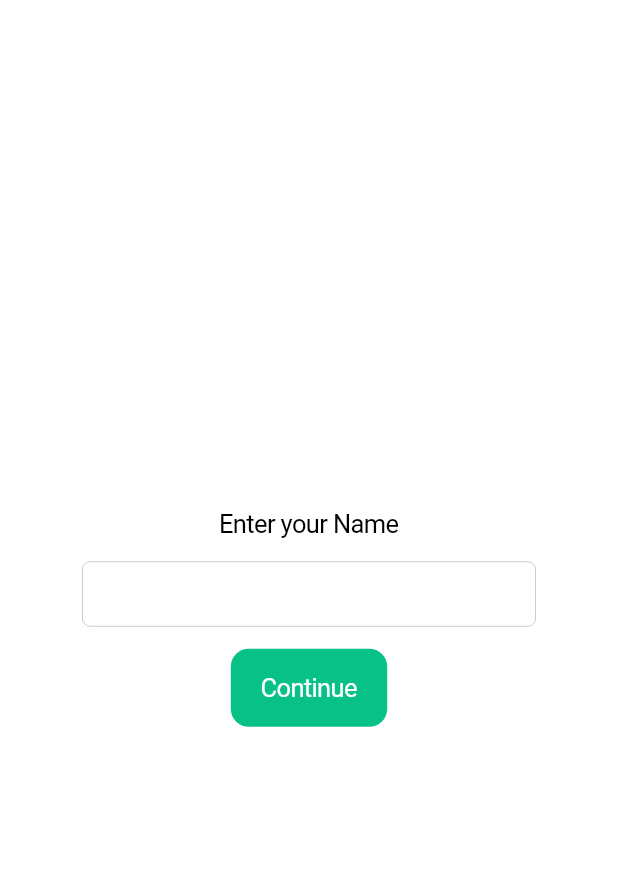
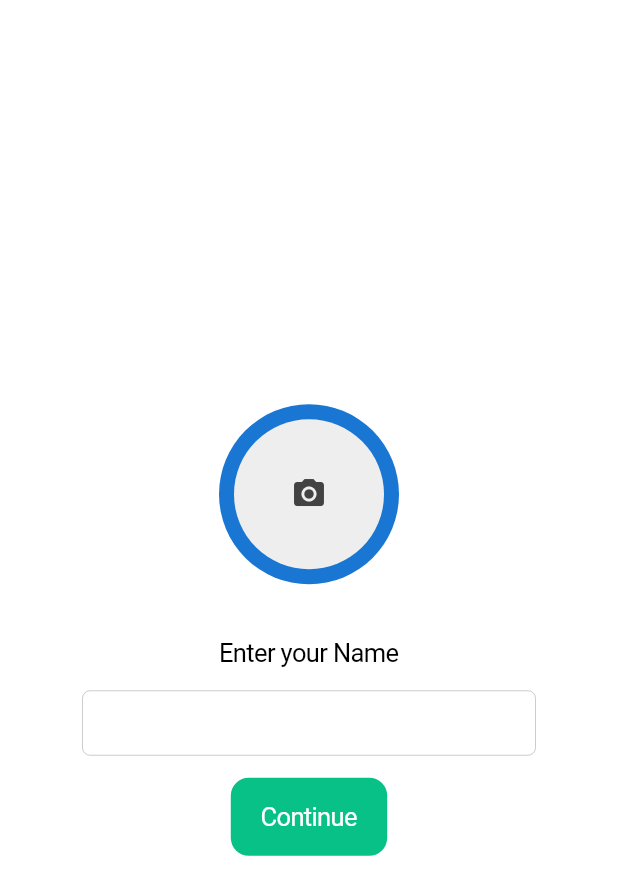
Before and after one commit to balakrishdq/my_chat_app, a Flutter app: the UserName screen opened directly, on a phone screen of 412 x 824 dp. Shown: the top 895 px of the screen. Run offline on Flutter 3.47's test engine with Material 2 defaults, Android fonts, the phone set to English and light mode, and no system bars; our stand-ins replace cloud_firestore, firebase_auth, firebase_core, firebase_storage, flutter_chat_bubble, flutter_mobx and 3 more; missing offline and left inert: cupertino_list_tile; accounts and stored records are empty; generated files the repository leaves out were written again.

Commit message:
till user state management

```diff
--- a/lib/pages/login/user_name.dart
+++ b/lib/pages/login/user_name.dart
@@ -1,33 +1,36 @@
+import 'dart:ui';
+
 import 'package:cloud_firestore/cloud_firestore.dart';
 import 'package:firebase_auth/firebase_auth.dart';
 import 'package:flutter/cupertino.dart';
+import 'package:flutter/material.dart';
+import 'package:flutter_mobx/flutter_mobx.dart';
 import 'package:my_chat_app/pages/home_page.dart';
+import 'package:my_chat_app/states/lib.dart';
 
-class UserName extends StatelessWidget {
+class UserName extends StatefulWidget {
   UserName({
     Key? key,
   }) : super(key: key);
+
+  @override
+  State<UserName> createState() => _UserNameState();
+}
+
+class _UserNameState extends State<UserName> {
   final _text = TextEditingController();
 
   CollectionReference users = FirebaseFirestore.instance.collection('users');
 
-  void createUserInFirestore() {
-    users
-        .where('uid', isEqualTo: FirebaseAuth.instance.currentUser!.uid)
-        .limit(1)
-        .get()
-        .then((QuerySnapshot querySnapshot) {
-      if (querySnapshot.docs.isEmpty) {
-        users.add({
-          'name': _text.text,
-          'phone': FirebaseAuth.instance.currentUser!.phoneNumber,
-          'status': 'Available',
-          'uid': FirebaseAuth.instance.currentUser!.uid
-        });
-      }
-    }).catchError((error) {});
+  @override
+  void initState() {
+    _text.text = (FirebaseAuth.instance.currentUser?.displayName != null
+        ? FirebaseAuth.instance.currentUser?.displayName
+        : '')!;
+    super.initState();
   }
 
+  // void createUserInFirestore() {
   @override
   Widget build(BuildContext context) {
     return CupertinoPageScaffold(
@@ -35,6 +38,40 @@ class UserName extends StatelessWidget {
         mainAxisAlignment: MainAxisAlignment.center,
         crossAxisAlignment: CrossAxisAlignment.center,
         children: [
+          CupertinoButton(
+            child: Padding(
+              padding: EdgeInsets.only(
+                bottom: 20.0,
+              ),
+              child: Observer(
+                builder: (BuildContext context) => CircleAvatar(
+                  radius: 60,
+                  child: userState.imagefile != null
+                      ? ClipRRect(
+                          borderRadius: BorderRadius.circular(50),
+                          child: Image.file(
+                            userState.imagefile!,
+                            width: 100,
+                            height: 100,
+                            fit: BoxFit.fill,
+                          ),
+                        )
+                      : Container(
+                          decoration: BoxDecoration(
+                              color: Colors.grey[200],
+                              borderRadius: BorderRadius.circular(50)),
+                          width: 100,
+                          height: 100,
+                          child: Icon(
+                            Icons.camera_alt,
+                            color: Colors.grey[800],
+                          ),
+                        ),
+                ),
+              ),
+            ),
+            onPressed: () => userState.takeImageFromCamera(),
+          ),
           Text('Enter your Name'),
           Padding(
             padding: const EdgeInsets.symmetric(
@@ -56,7 +93,7 @@ class UserName extends StatelessWidget {
                 FirebaseAuth.instance.currentUser!
                     .updateDisplayName(_text.text);
 
-                createUserInFirestore();
+                userState.createOrUpdateUserInFireStore(_text.text);
                 Navigator.push(context,
                     CupertinoPageRoute(builder: (context) => Homepage()));
               })
--- /dev/null
+++ b/lib/states/lib.dart
@@ -0,0 +1,5 @@
+import 'package:my_chat_app/states/chat_state.dart';
+import 'package:my_chat_app/states/user_state.dart';
+
+var chatState = ChatState();
+var userState = UserState();
```
Also changed, not shown: lib/controllers/firebase_controller.dart (+6 -2 lines), lib/main.dart (+3 -4 lines), lib/pages/home_page.dart (+17 -2 lines), lib/screens/chat_details.dart (+18 -5 lines), lib/screens/chat_screen.dart (+47 -49 lines), lib/screens/person_screen.dart (+33 -8 lines), lib/states/chat_state.dart (added, +54 -0 lines), lib/states/user_state.dart (added, +113 -0 lines), pubspec.yaml (+8 -0 lines), firebase.json, lib/states/chat_state.g.dart (added), lib/states/user_state.g.dart (added), pubspec.lock, 7 other files.
